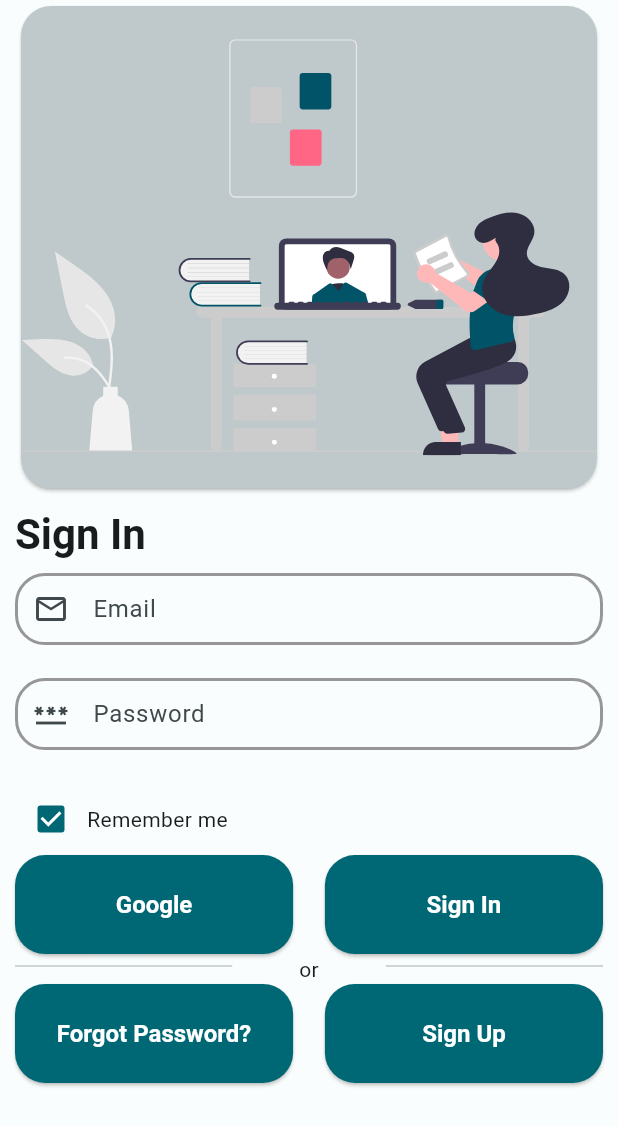
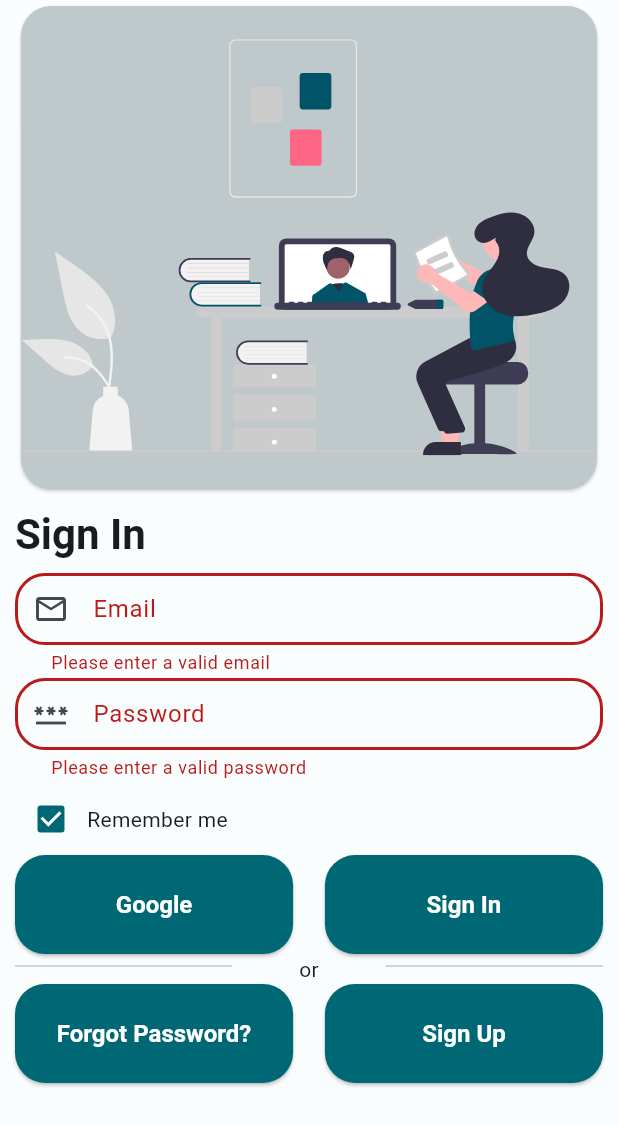
Before and after one commit to Deatsilence/infdic, a Flutter app: the screen it shows after launch, after a tap on "Sign In", on a phone screen of 412 x 824 dp. Shown: the top 1126 px of the screen. Run offline on Flutter 3.47's test engine with Material 3 defaults, Android fonts, the phone set to English and light mode, and no system bars; our stand-ins replace auto_route, easy_localization, envied, equatable, firebase_core, flutter_pw_validator and 6 more; missing offline and left inert: easy_logger; accounts and stored records are empty; generated files the repository leaves out were written again.

Commit message:
a few stuffs edited

```diff
--- a/lib/feature/mixin/login_view_mixin.dart
+++ b/lib/feature/mixin/login_view_mixin.dart
@@ -19,4 +19,12 @@
     passwordController.dispose();
     super.dispose();
   }
+
+  /// [onLoginPressed] is function for login button
+  void onLoginPressed() {
+    if (loginFormKey.currentState != null &&
+        loginFormKey.currentState!.validate()) {
+      loginFormKey.currentState!.save();
+    }
+  }
 }
--- a/lib/feature/mixin/signup_view_mixin.dart
+++ b/lib/feature/mixin/signup_view_mixin.dart
@@ -33,4 +33,13 @@
           ? null
           : LocaleKeys.auth_passwords_have_to_match.tr()
       : LocaleKeys.auth_password_repeat_have_not_to_be_empty.tr();
+
+  /// [onSignUpPressed] is function for signup button
+  void onSignUpPressed() {
+    if (signUpFormKey.currentState != null &&
+        signUpFormKey.currentState!.validate()) {
+      signUpFormKey.currentState!.save();
+      debugPrint('success');
+    }
+  }
 }
--- a/lib/feature/part_of_view/part_of_login_view.dart
+++ b/lib/feature/part_of_view/part_of_login_view.dart
@@ -19,28 +19,6 @@
           ).tr(),
         ],
       ),
-    );
-  }
-}
-
-final class _EmailAndPasswordTextFields extends StatelessWidget {
-  const _EmailAndPasswordTextFields();
-
-  @override
-  Widget build(BuildContext context) {
-    return Column(
-      children: [
-        CustomTextFormField(
-          prefixIcon: const Icon(Icons.email_outlined),
-          labelText: LocaleKeys.auth_email.tr(),
-          keyboardType: TextInputType.emailAddress,
-        ),
-        CustomTextFormField(
-          prefixIcon: const Icon(Icons.password_outlined),
-          labelText: LocaleKeys.auth_password.tr(),
-          keyboardType: TextInputType.visiblePassword,
-        ),
-      ],
     );
   }
 }
--- a/lib/feature/view/auth/base_auth_view.dart
+++ b/lib/feature/view/auth/base_auth_view.dart
@@ -42,19 +42,22 @@
   @override
   Widget build(BuildContext context) {
     return Scaffold(
-      body: SafeArea(
+      body: GestureDetector(
+        onTap: () => FocusScope.of(context).requestFocus(FocusNode()),
+        child: SafeArea(
           child: CustomScrollView(
             slivers: [
               if (context.routeData.name == SignUpRoute.name)
                 const SliverAppBar(),
               SliverPadding(
-              padding:
-                  PaddingManager.paddingManagerNormalPaddingSymmetricHorizontal,
+                padding: PaddingManager
+                    .paddingManagerNormalPaddingSymmetricHorizontal,
                 sliver: widget.onPageBuilder(context, widget.viewModel),
               ),
             ],
           ),
         ),
+      ),
     );
   }
 }
--- a/lib/feature/view/auth/login_view.dart
+++ b/lib/feature/view/auth/login_view.dart
@@ -7,6 +7,7 @@
 import 'package:infdic/feature/view/auth/base_auth_view.dart';
 import 'package:infdic/product/navigation/app_router.dart';
 import 'package:infdic/product/utility/extension/padding_extension.dart';
+import 'package:infdic/product/validation/validation.dart';
 import 'package:infdic/product/widget/custom_text_form_field.dart';
 import 'package:infdic/feature/view/widget/index.dart';
 import 'package:infdic/product/init/language/locale_keys.g.dart';
@@ -39,50 +40,56 @@
               ),
               const AuthTitle(title: LocaleKeys.auth_login)
                   .onlyPadding(top: 1.h, bottom: 1.h),
-              const _EmailAndPasswordTextFields(),
+              CustomTextFormField(
+                prefixIcon: const Icon(Icons.email_outlined),
+                labelText: LocaleKeys.auth_email.tr(),
+                keyboardType: TextInputType.emailAddress,
+                validator: Validation().emailValidator,
+              ),
+              CustomTextFormField(
+                prefixIcon: const Icon(Icons.password_outlined),
+                labelText: LocaleKeys.auth_password.tr(),
+                keyboardType: TextInputType.visiblePassword,
+                validator: Validation().passwordValidator,
+              ),
               const _RememberMeCheckBox(),
               _AuthRowButtons(
                 buttons: [
-                  SizedBox(
+                  AuthCustomElevatedButton(
+                    onPressed: () {},
                     height: 8.h,
                     width: 45.w,
-                    child: AuthCustomElevatedButton(
-                      onPressed: () {},
-                      child: const Text(LocaleKeys.auth_google).tr(),
-                    ),
+                    child: const Text(LocaleKeys.auth_google).tr(),
                   ),
-                  SizedBox(
+                  AuthCustomElevatedButton(
+                    onPressed: onLoginPressed,
                     height: 8.h,
                     width: 45.w,
-                    child: AuthCustomElevatedButton(
-                      onPressed: () {},
-                      child: const Text(LocaleKeys.auth_login).tr(),
-                    ),
+                    child: const Text(LocaleKeys.auth_login).tr(),
                   ),
                 ],
               ),
               const _AuthDivider(),
               _AuthRowButtons(
                 buttons: [
-                  SizedBox(
+                  AuthCustomElevatedButton(
+                    onPressed: () {},
                     height: 8.h,
                     width: 45.w,
-                    child: AuthCustomElevatedButton(
-                      onPressed: () {},
-                      child: const Text(LocaleKeys.general_button_forgot).tr(),
-                    ),
+                    child: const Text(
+                      LocaleKeys.general_button_forgot,
+                      textAlign: TextAlign.center,
+                    ).tr(),
                   ),
-                  SizedBox(
+                  AuthCustomElevatedButton(
+                    onPressed: () async {
+                      final response =
+                          await context.router.push<bool?>(const SignUpRoute());
+                      debugPrint(response.toString());
+                    },
                     height: 8.h,
                     width: 45.w,
-                    child: AuthCustomElevatedButton(
-                      onPressed: () async {
-                        final response = await context.router
-                            .push<bool?>(const SignUpRoute());
-                        debugPrint(response.toString());
-                      },
-                      child: const Text(LocaleKeys.auth_signUp).tr(),
-                    ),
+                    child: const Text(LocaleKeys.auth_signUp).tr(),
                   ),
                 ],
               ),
--- a/lib/feature/view/auth/signup_view.dart
+++ b/lib/feature/view/auth/signup_view.dart
@@ -27,8 +27,6 @@
   Widget build(BuildContext context) {
     return Form(
       key: signUpFormKey,
-      child: GestureDetector(
-        onTap: () => FocusScope.of(context).requestFocus(FocusNode()),
       child: BaseAuthView(
         onPageBuilder: (context, value) => SliverList(
           delegate: SliverChildListDelegate(
@@ -60,24 +58,16 @@
                 keyboardType: TextInputType.visiblePassword,
                 validator: confirmPasswordValidator,
               ),
-                SizedBox(
-                  height: 7.h,
-                  child: AuthCustomElevatedButton(
-                    onPressed: () {
-                      if (signUpFormKey.currentState!.validate()) {
-                        signUpFormKey.currentState!.save();
-                        debugPrint('success');
-                      }
-                    },
+              AuthCustomElevatedButton(
+                onPressed: onSignUpPressed,
+                height: 8.h,
                 child: const Text(LocaleKeys.auth_signUp).tr(),
-                  ),
               ),
               AuthIsInfoValid(controller: passwordController),
             ],
           ),
         ),
       ),
-      ),
     );
   }
 }
--- a/lib/feature/view/widget/auth_custom_elevated_button.dart
+++ b/lib/feature/view/widget/auth_custom_elevated_button.dart
@@ -7,15 +7,22 @@
   const AuthCustomElevatedButton({
     required this.onPressed,
     required this.child,
+    this.height = 50,
+    this.width = double.infinity,
     super.key,
   });
 
   final void Function()? onPressed;
   final Widget? child;
+  final double height;
+  final double width;
 
   @override
   Widget build(BuildContext context) {
-    return ElevatedButton(
+    return SizedBox(
+      height: height,
+      width: width,
+      child: ElevatedButton(
         onPressed: onPressed,
         // TODO: This will edit later for in INFD-6
         style: Theme.of(context).elevatedButtonTheme.style?.copyWith(
@@ -27,6 +34,7 @@
               ),
             ),
         child: child,
+      ),
     );
   }
 }
--- a/lib/main.dart
+++ b/lib/main.dart
@@ -1,11 +1,11 @@
 import 'package:easy_localization/easy_localization.dart';
 import 'package:flutter/material.dart';
-import 'package:infdic/feature/view/home_view.dart';
 import 'package:infdic/product/init/application_initialize.dart';
 import 'package:infdic/product/init/product_localization.dart';
 import 'package:infdic/product/init/theme/custom_dark_theme.dart';
 import 'package:infdic/product/init/theme/custom_light_theme.dart';
 import 'package:infdic/product/navigation/app_router.dart';
+import 'package:infdic/product/utility/constants/information_of_app.dart';
 import 'package:sizer/sizer.dart';
 
 Future<void> main() async {
@@ -24,7 +24,7 @@
   Widget build(BuildContext context) {
     return Sizer(
       builder: (context, orientation, deviceType) => MaterialApp.router(
-        title: 'Material App',
+        title: InformationOfApp.appName,
         theme: CustomLightTheme().themeData,
         darkTheme: CustomDarkTheme().themeData,
         themeMode: ThemeMode.light,
--- /dev/null
+++ b/lib/product/utility/constants/information_of_app.dart
@@ -0,0 +1,9 @@
+import 'package:flutter/material.dart';
+
+@immutable
+
+/// [InformationOfApp] is information of app
+final class InformationOfApp {
+  /// [appName] is name of app
+  static const String appName = 'Infdic';
+}
```
Lines whose indentation alone changed are shown as unchanged.
